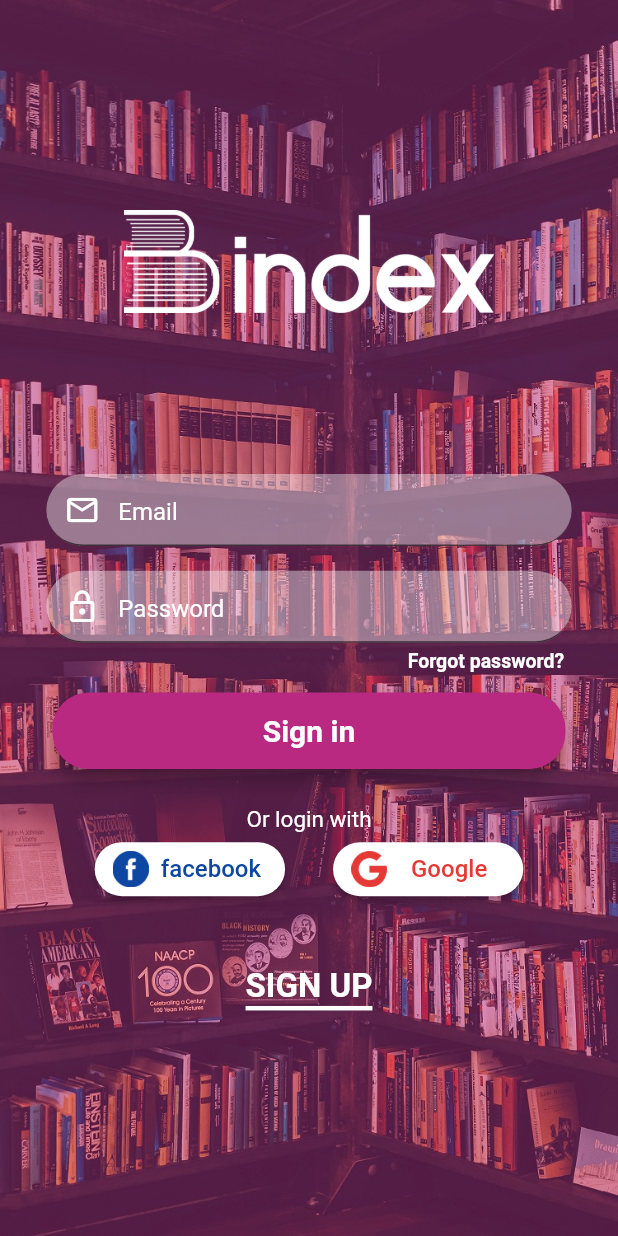
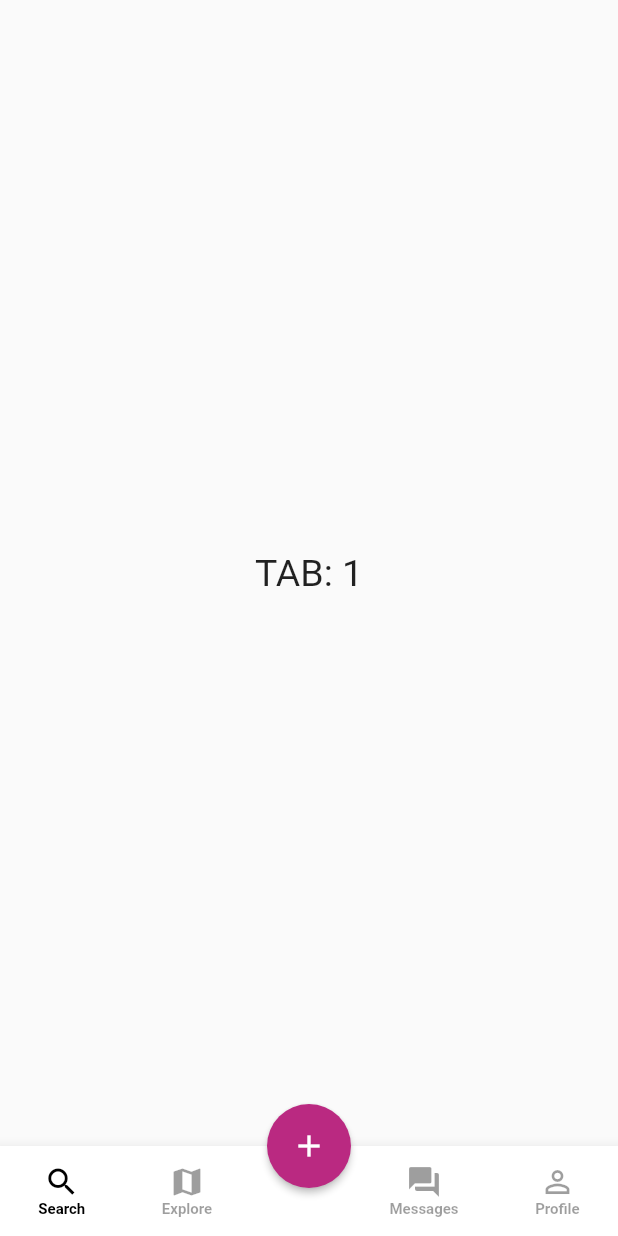
Before and after one commit to Noisy96/bindex, a Flutter app: the screen it shows after launch, on a phone screen of 412 x 824 dp. Run offline on Flutter 3.47's test engine with Material 2 defaults, Android fonts, the phone set to English and light mode, and no system bars.

Commit message:
BottomAppBar navigation is done

```diff
--- a/lib/main.dart
+++ b/lib/main.dart
@@ -1,5 +1,6 @@
 import 'package:flutter/material.dart';
-import 'package:bindex_app/screens/sign_in.dart';
+// import 'package:bindex_app/screens/sign_in.dart';
+import 'package:bindex_app/screens/home/mainScreen.dart';
 
 void main() => runApp(MyApp());
 
@@ -8,8 +9,12 @@ class MyApp extends StatelessWidget {
   Widget build(BuildContext context) {
     return MaterialApp(
         title: 'Bindex',
+        theme: ThemeData(
+          accentColor: Color(0xBA2981).withOpacity(1),
+          fontFamily: 'Roboto'
+        ),
         debugShowCheckedModeBanner: false,
-        home: SignInPage(),
+        home: MyHomePage(),
     );
   }
 }
--- /dev/null
+++ b/lib/screens/home/FABBottomAppBar.dart
@@ -0,0 +1,96 @@
+import 'package:flutter/material.dart';
+
+class FABBottomAppBarItem extends StatelessWidget {
+  final IconData iconWidget;
+  final String text;
+  final int index;
+  final int selectedIndex;
+  final Function change;
+
+  FABBottomAppBarItem(
+      {this.iconWidget,
+      this.text,
+      this.index,
+      this.selectedIndex,
+      this.change});
+
+  @override
+  Widget build(BuildContext context) {
+    return Material(
+      type: MaterialType.transparency,
+      child: InkWell(
+        borderRadius: BorderRadius.circular(35.0),
+        onTap: () {
+          change(index);
+        },
+        child: Padding(
+          padding: EdgeInsets.all(12.0),
+          child: Column(
+            mainAxisSize: MainAxisSize.min,
+            children: [
+              Icon(iconWidget,
+                  color:
+                      index == selectedIndex ? Colors.black : Colors.black38),
+              Text(text,
+                  style: TextStyle(
+                      fontSize: 10.0,
+                      fontWeight: FontWeight.bold,
+                      color: index == selectedIndex
+                          ? Colors.black
+                          : Colors.black38))
+            ],
+          ),
+        ),
+      ),
+    );
+  }
+}
+
+class FABBottomAppBar extends StatefulWidget {
+  final int selectedTabIndex;
+  final Function setSelectedTabIndex;
+
+  FABBottomAppBar({this.selectedTabIndex, this.setSelectedTabIndex});
+
+  @override
+  _FABBottomAppBarState createState() => _FABBottomAppBarState();
+}
+
+class _FABBottomAppBarState extends State<FABBottomAppBar> {
+  @override
+  Widget build(BuildContext context) {
+    return BottomAppBar(
+      // shape: CircularNotchedRectangle(),
+      child: Row(
+        mainAxisAlignment: MainAxisAlignment.spaceAround,
+        children: [
+          FABBottomAppBarItem(
+              iconWidget: Icons.search,
+              text: 'Search',
+              index: 0,
+              selectedIndex: widget.selectedTabIndex,
+              change: widget.setSelectedTabIndex),
+          FABBottomAppBarItem(
+              iconWidget: Icons.map,
+              text: 'Explore',
+              index: 1,
+              selectedIndex: widget.selectedTabIndex,
+              change: widget.setSelectedTabIndex),
+          SizedBox(width: 40.0),
+          FABBottomAppBarItem(
+              iconWidget: Icons.question_answer,
+              text: 'Messages',
+              index: 2,
+              selectedIndex: widget.selectedTabIndex,
+              change: widget.setSelectedTabIndex),
+          FABBottomAppBarItem(
+              iconWidget: Icons.person_outline,
+              text: 'Profile',
+              index: 3,
+              selectedIndex: widget.selectedTabIndex,
+              change: widget.setSelectedTabIndex),
+        ],
+      ),
+    );
+  }
+}
--- /dev/null
+++ b/lib/screens/home/mainScreen.dart
@@ -0,0 +1,44 @@
+import 'package:flutter/material.dart';
+import 'FABBottomAppBar.dart';
+
+class MyHomePage extends StatefulWidget {
+  @override
+  _MyHomePageState createState() => _MyHomePageState();
+}
+
+class _MyHomePageState extends State<MyHomePage> {
+  int selectedTabIndex = 0;
+
+  void setSelectedTabIndex(int index) {
+    setState(() {
+      selectedTabIndex = index;
+    });
+  }
+
+  @override
+  Widget build(BuildContext context) {
+    return Scaffold(
+        floatingActionButtonLocation: FloatingActionButtonLocation.centerDocked,
+        floatingActionButton: FloatingActionButton(
+          onPressed: () {},
+          child: Icon(Icons.add),
+          elevation: 2.0,
+          tooltip: 'Add a book',
+        ),
+        bottomNavigationBar: FABBottomAppBar(
+            selectedTabIndex: selectedTabIndex,
+            setSelectedTabIndex: setSelectedTabIndex),
+        body: Center(
+          // TODO : replace this little display of conditional rendering with real screens
+          child: Text(
+            'TAB: ${selectedTabIndex+1}',
+            style: TextStyle(
+              fontSize: 25.0
+            ),
+          ),
+        ),
+
+        );
+
+  }
+}
--- a/lib/screens/sign_in.dart
+++ b/lib/screens/sign_in.dart
@@ -1,3 +1,4 @@
+import 'package:bindex_app/screens/home/mainScreen.dart';
 import "package:flutter/material.dart";
 import "package:bindex_app/screens/sign_up.dart";
 
@@ -77,6 +78,7 @@ class SignInPage extends StatelessWidget {
         borderRadius: BorderRadius.circular(24),
       ),
       onPressed: () {
+        Navigator.push(context, MaterialPageRoute(builder: (context) => MyHomePage()));
       },
 
       padding:
```
